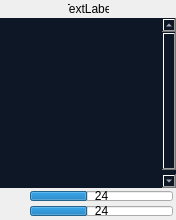
First picture: the form in zface/mainwindow.ui, repository appach22/zface, before the edit.
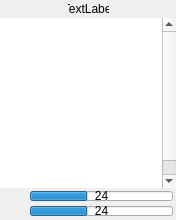
Second picture: the form after the edit. The open tabs and pages were chosen to show the change. Custom widgets are drawn as their Qt base class.

Commit message: Continuing design.

What changed in the file:
```diff
--- a/zface/mainwindow.ui
+++ b/zface/mainwindow.ui
@@ -212,8 +212,7 @@
        </sizepolicy>
       </property>
       <property name="styleSheet">
-       <string notr="true">color: rgb(255, 255, 255);
-background-color: rgb(14, 23, 38);</string>
+       <string notr="true"/>
       </property>
       <property name="currentIndex">
        <number>0</number>
@@ -759,6 +758,7 @@
 &lt;p style=&quot;-qt-paragraph-type:empty; margin-top:0px; margin-bottom:0px; margin-left:0px; margin-right:0px; -qt-block-indent:0; text-indent:0px;&quot;&gt;&lt;/p&gt;
 &lt;p style=&quot;-qt-paragraph-type:empty; margin-top:0px; margin-bottom:0px; margin-left:0px; margin-right:0px; -qt-block-indent:0; text-indent:0px;&quot;&gt;&lt;/p&gt;
 &lt;p style=&quot;-qt-paragraph-type:empty; margin-top:0px; margin-bottom:0px; margin-left:0px; margin-right:0px; -qt-block-indent:0; text-indent:0px;&quot;&gt;&lt;/p&gt;
+&lt;p style=&quot;-qt-paragraph-type:empty; margin-top:0px; margin-bottom:0px; margin-left:0px; margin-right:0px; -qt-block-indent:0; text-indent:0px;&quot;&gt;&lt;/p&gt;
 &lt;p style=&quot;-qt-paragraph-type:empty; margin-top:12px; margin-bottom:12px; margin-left:0px; margin-right:0px; -qt-block-indent:0; text-indent:0px; font-family:'Courier New,courier';&quot;&gt;&lt;/p&gt;&lt;/td&gt;&lt;/tr&gt;&lt;/table&gt;&lt;/body&gt;&lt;/html&gt;</string>
           </property>
           <property name="textInteractionFlags">
```
The commit also changes 3 other files.
